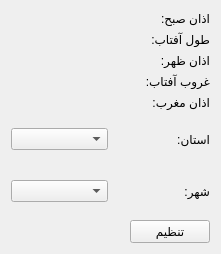
Old version of the form ui/Widget.ui in the repository mg-ramezani/azan_time.
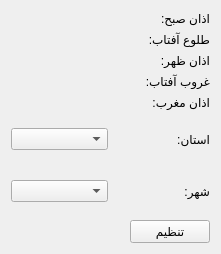
New version of the form.

Patch:
```diff
--- a/ui/Widget.ui
+++ b/ui/Widget.ui
@@ -85,7 +85,7 @@
        <item>
         <widget class="QLabel" name="label_2">
          <property name="text">
-          <string>طول آفتاب:</string>
+          <string>طلوع آفتاب:</string>
          </property>
         </widget>
        </item>
```
